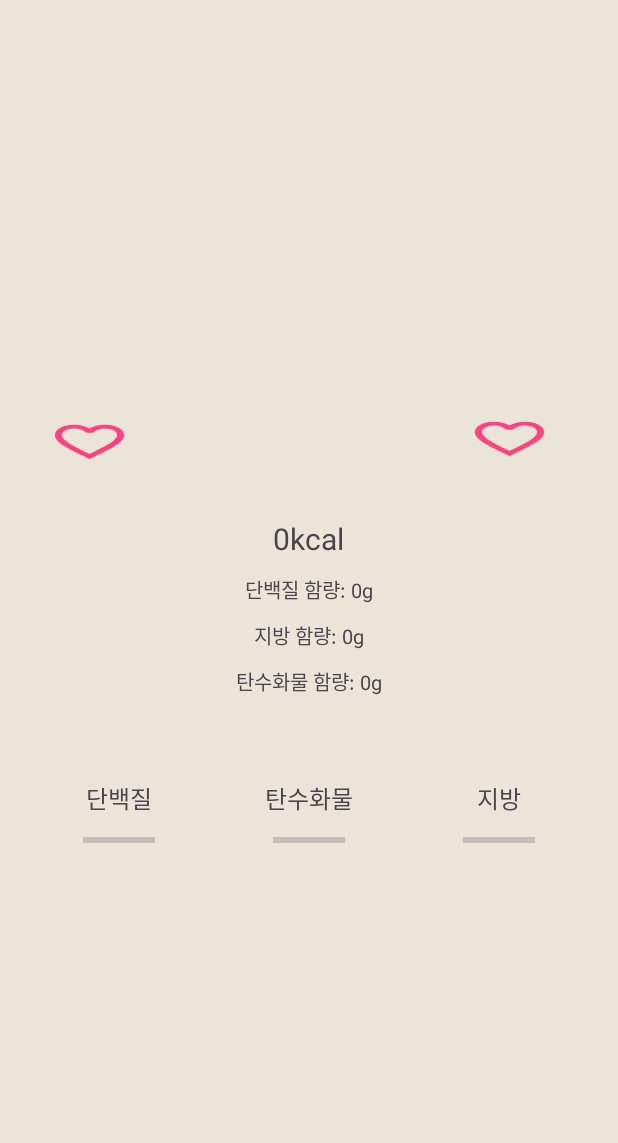
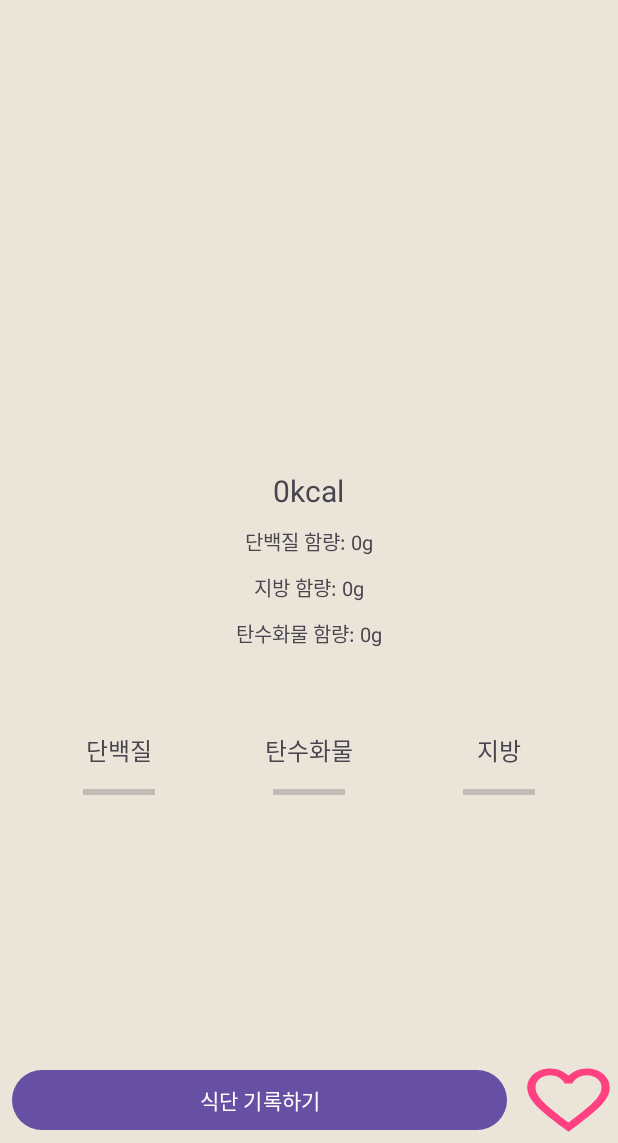
Before and after one commit to Azrakael/Mechu, an Android app: the MenuDetail screen opened directly, with no data from a screen before it, on a phone screen of 412 x 824 dp, the part 93-1236 px from its top. Run offline under Robolectric (Android 15) with nearby library versions, the light colour scheme and no system bars; pictures from the network do not load.

Commit message:
음식상세페이지
수정

```diff
--- a/app/src/main/java/com/example/mechu_project/MenuDetail.java
+++ b/app/src/main/java/com/example/mechu_project/MenuDetail.java
@@ -7,19 +7,35 @@
 import android.graphics.drawable.AnimatedVectorDrawable;
 import android.graphics.drawable.Drawable;
 import android.os.Bundle;
+import android.view.View;
+import android.view.animation.Animation;
+import android.view.animation.BounceInterpolator;
+import android.view.animation.ScaleAnimation;
+import android.widget.Button;
 import android.widget.ImageView;
 import android.widget.ProgressBar;
 import android.widget.TextView;
 import android.widget.ToggleButton;
 import com.bumptech.glide.Glide;
+import com.google.android.material.bottomsheet.BottomSheetDialog;
+
 import java.io.File;
 
 public class MenuDetail extends AppCompatActivity {
+
+
+    // 하트 클릭시 색이 채워지는 애니메이션 추가 효과
+    ScaleAnimation scaleAnimation;
+    BounceInterpolator bounceInterpolator;
+
+    Button button1;
+
 
     @Override
     protected void onCreate(Bundle savedInstanceState) {
         super.onCreate(savedInstanceState);
         setContentView(R.layout.activity_menu_detail);
+
 
         // Intent에서 데이터 가져오기
         Intent intent = getIntent();
@@ -76,24 +92,58 @@
                 }
             }
         }
+        // 기존 코드와 함께 아래의 내용을 추가합니다.
+        button1 = findViewById(R.id.button1);
+        button1.setOnClickListener(new View.OnClickListener() {
+            @Override
+            public void onClick(View v) {
+                // Bottom Sheet Dialog를 생성하고 설정합니다.
+                BottomSheetDialog bottomSheetDialog = new BottomSheetDialog(MenuDetail.this);
+                bottomSheetDialog.setContentView(R.layout.bottom_sheet);
+
+                // 아래 버튼들을 가져옵니다.
+                Button buttonBreakfast = bottomSheetDialog.findViewById(R.id.buttonBreakfast);
+                Button buttonLunch = bottomSheetDialog.findViewById(R.id.buttonLunch);
+                Button buttonDinner = bottomSheetDialog.findViewById(R.id.buttonDinner);
+
+                // 아래 버튼들에 클릭 리스너를 추가합니다.
+                buttonBreakfast.setOnClickListener(new View.OnClickListener() {
+                    @Override
+                    public void onClick(View v) {
+                        // 아침 버튼을 클릭했을 때 할 작업을 추가합니다.
+                    }
+                });
+
+                buttonLunch.setOnClickListener(new View.OnClickListener() {
+                    @Override
+                    public void onClick(View v) {
+                        // 점심 버튼을 클릭했을 때 할 작업을 추가합니다.
+                    }
+                });
+
+                buttonDinner.setOnClickListener(new View.OnClickListener() {
+                    @Override
+                    public void onClick(View v) {
+                        // 저녁 버튼을 클릭했을 때 할 작업을 추가합니다.
+                    }
+                });
+
+                // Bottom Sheet Dialog를 보여줍니다.
+                bottomSheetDialog.show();
+            }
+        });
+
+        // 클릭시 하트가 채워지는 부분 지속시간
+        scaleAnimation = new ScaleAnimation(0.7f, 1.0f, 0.7f, 1.0f, Animation.RELATIVE_TO_SELF, 0.7f, Animation.RELATIVE_TO_SELF, 0.7f);
+        scaleAnimation.setDuration(500);
+        bounceInterpolator = new BounceInterpolator();
+        scaleAnimation.setInterpolator(bounceInterpolator); // 바운스 효과
+    }
 
 
-        ToggleButton dontLoveButton = findViewById(R.id.dontlove);
 
-
-        dontLoveButton.setOnCheckedChangeListener((buttonView, isChecked) -> {
-            // 하트가 금가는 애니메이션 설정
-            if (isChecked) {
-                dontLoveButton.setBackgroundResource(R.drawable.button_broken_heart);
-                Drawable drawable = dontLoveButton.getBackground();
-                if (drawable instanceof AnimatedVectorDrawableCompat) {
-                    ((AnimatedVectorDrawableCompat) drawable).start();
-                } else if (drawable instanceof AnimatedVectorDrawable) {
-                    ((AnimatedVectorDrawable) drawable).start();
-                }
-            } else {
-                dontLoveButton.setBackgroundResource(R.drawable.button_favorite_full);
-            }
-        });
+    public void onFavoriteButtonClick(View view) {
+        // 클릭한 버튼에 애니메이션 적용
+        view.startAnimation(scaleAnimation);
     }
 }
--- a/app/src/main/res/animator/button_broken_ani.xml
+++ /dev/null
@@ -1,6 +0,0 @@
-<objectAnimator
-    xmlns:android="http://schemas.android.com/apk/res/android"
-    android:propertyName="pathData"
-    android:duration="300"
-    android:valueFrom="M12,21.35l-1.45,-1.32C5.4,15.36 2,12.28 2,8.5 2,5.42 4.42,3 7.5,3c1.74,0 3.41,0.81 4.5,2.09C13.09,3.81 14.76,3 16.5,3 19.58,3 22,5.42 22,8.5c0,3.78 -3.4,6.86 -8.55,11.54L12,21.35z"
-    android:valueTo="M12,21.35l-1.45,-1.32C5.4,15.36 2,12.28 2,8.5 2,5.42 4.42,3 7.5,3c1.74,0 3.41,0.81 4.5,2.09L12,8.5L16.5,3C19.58,3 22,5.42 22,8.5c0,3.78 -3.4,6.86 -8.55,11.54L12,21.35z" />
--- a/app/src/main/res/drawable/button_broken_heart.xml
+++ /dev/null
@@ -1,7 +0,0 @@
-<animated-vector xmlns:android="http://schemas.android.com/apk/res/android"
-    android:drawable="@drawable/button_favorite_full">
-    <target
-        android:name="heartPath"
-        android:animation="@animator/button_broken_ani" />
-
-</animated-vector>
--- a/app/src/main/res/layout/activity_menu_detail.xml
+++ b/app/src/main/res/layout/activity_menu_detail.xml
@@ -68,11 +68,6 @@
 
 
 
-            <LinearLayout
-                android:layout_width="match_parent"
-                android:layout_height="wrap_content"
-                android:orientation="vertical"
-                android:padding="16dp">
 
             <!--메뉴 이름 -->
 
@@ -85,36 +80,6 @@
                     android:textSize="30sp"
                     android:textStyle="bold" />
 
-                <ToggleButton
-                    android:id="@+id/love"
-                    android:layout_width="55dp"
-                    android:layout_height="30dp"
-                    android:layout_marginTop="-40dp"
-                    android:layout_weight="1"
-                    android:background="@drawable/button_favorite"
-                    android:checked="false"
-                    android:onClick="onFavoriteButtonClick"
-                    android:text=""
-                    android:textOff=""
-                    android:textOn="" />
-
-
-
-                <ToggleButton
-                    android:id="@+id/dontlove"
-                    android:layout_width="55dp"
-                    android:layout_height="30dp"
-                    android:layout_marginTop="-32dp"
-                    android:layout_marginLeft="280dp"
-                    android:background="@drawable/button_favorite"
-                    android:checked="false"
-                    android:onClick="onFavoriteButtonClick"
-                    android:text=""
-                    android:textOff=""
-                    android:textOn="" />
-
-
-            </LinearLayout>
 
 
 
@@ -294,4 +259,39 @@
 
         </LinearLayout>
     </ScrollView>
+
+    <!-- 하단바 -->
+    <LinearLayout
+        android:id="@+id/bottomBar"
+        android:layout_width="match_parent"
+        android:layout_height="wrap_content"
+        android:orientation="horizontal"
+        android:background="@color/mechu"
+        app:layout_constraintBottom_toBottomOf="parent">
+
+        <!-- 버튼 1 -->
+        <Button
+            android:id="@+id/button1"
+            android:layout_width="320dp"
+            android:layout_height="wrap_content"
+            android:layout_weight="1"
+            android:text="식단 기록하기"
+            android:layout_margin="8dp"/>
+
+
+        <ToggleButton
+            android:id="@+id/love"
+            android:layout_width="55dp"
+            android:layout_height="55dp"
+            android:layout_weight="1"
+            android:layout_marginTop="7dp"
+            android:background="@drawable/button_favorite"
+            android:checked="false"
+            android:onClick="onFavoriteButtonClick"
+            android:text=""
+            android:textOff=""
+            android:textOn="" />
+
+    </LinearLayout>
+
 </androidx.constraintlayout.widget.ConstraintLayout>
```
Also changed, not shown: app/src/main/res/layout/bottom_sheet.xml (added, +30 -0 lines).
